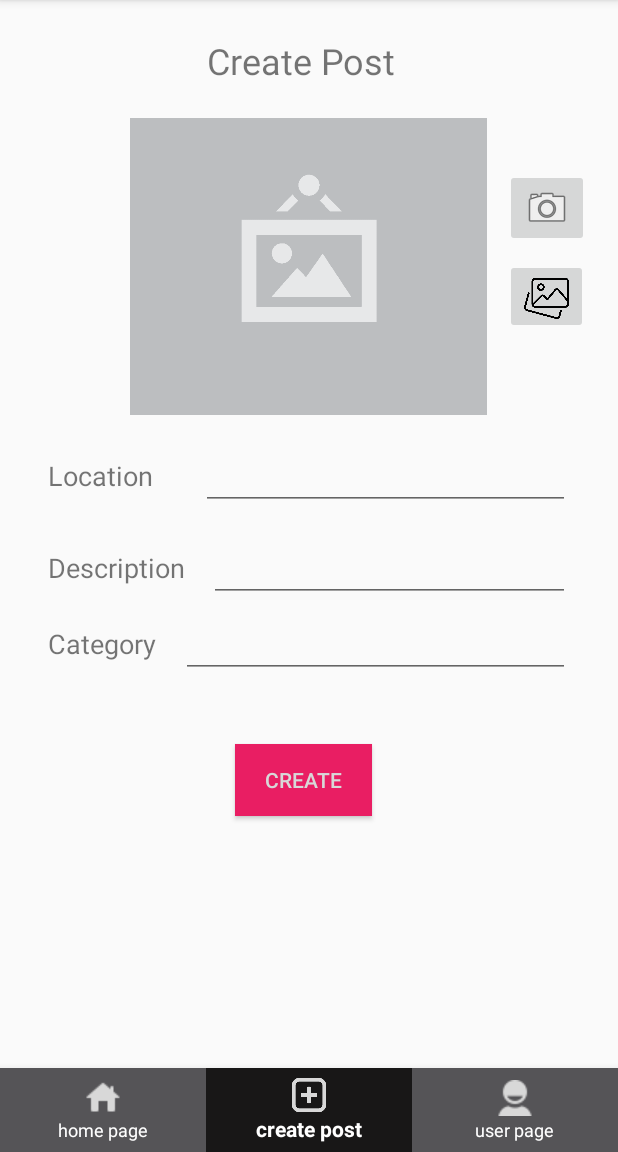
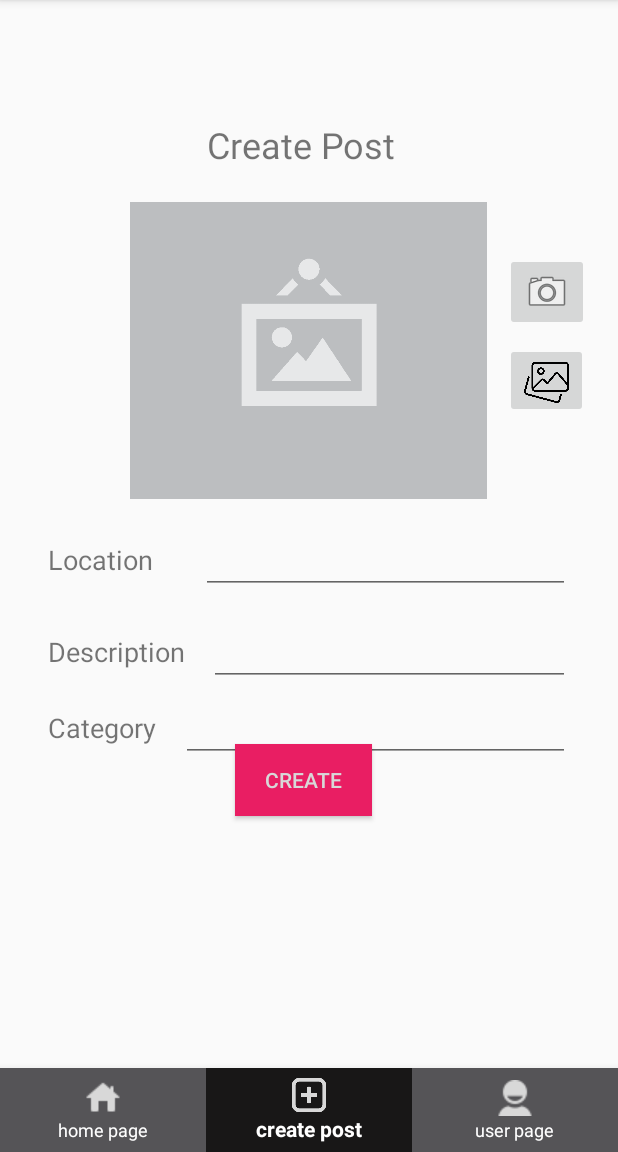
Before and after one commit to DavidMami/ZachenAway, an Android app built with Jetpack Compose: the screen it shows after launch once a user with an empty profile is signed in (MainActivity), item 2 of the bottom bar chosen, on a phone screen of 412 x 824 dp, the part 84-1236 px from its top. Run offline under Robolectric (Android 15) with nearby library versions, the phone set to English and light mode, and no system bars; our stand-ins replace Firebase (no records; nobody signed in at launch, a user with empty details on screens opened directly), Picasso, data binding, navigation-ui.

Commit message:
fix the action bar padding from fragments

```diff
--- a/app/src/main/java/com/example/zachenaway/ui/main/MainActivity.kt
+++ b/app/src/main/java/com/example/zachenaway/ui/main/MainActivity.kt
@@ -2,6 +2,8 @@ package com.example.zachenaway.ui.main
 
 import android.content.Intent
 import android.os.Bundle
+import android.util.TypedValue
+import android.view.View
 import androidx.appcompat.app.AppCompatActivity
 import androidx.navigation.NavArgument
 import androidx.navigation.fragment.NavHostFragment
@@ -26,6 +28,10 @@ class MainActivity : AppCompatActivity() {
 
         NavigationUI.setupWithNavController(bottomNav, navController)
 
+        val actionBarHeight = getActionBarHeight()
+        val fragmentContainerView = findViewById<View>(R.id.main_nav_graph_host)
+        fragmentContainerView.setPadding(0, actionBarHeight, 0, 0)
+
         navController.addOnDestinationChangedListener { _, destination, _ ->
             if (destination.id == R.id.userPageFragment) {
                 UserModel.instance().getSignedUser { user ->
@@ -36,6 +42,16 @@ class MainActivity : AppCompatActivity() {
                     destination.addArgument("user", userArgument)
                 }
             }
+        }
+    }
+
+    private fun getActionBarHeight(): Int {
+        val tv = TypedValue()
+
+        return if (theme.resolveAttribute(android.R.attr.actionBarSize, tv, true)) {
+            TypedValue.complexToDimensionPixelSize(tv.data, resources.displayMetrics)
+        } else {
+            0
         }
     }
 
--- a/app/src/main/res/values/themes.xml
+++ b/app/src/main/res/values/themes.xml
@@ -2,7 +2,8 @@
 
     <!-- Base theme with action bar -->
     <style name="Theme.ZachenAway" parent="Theme.AppCompat.Light.DarkActionBar">
-        <!-- Customize your theme here -->
+        <item name="windowActionBar">true</item>
+        <item name="windowNoTitle">false</item>
         <item name="colorPrimary">#838387</item>
         <item name="colorOnPrimary">@color/white</item>
     </style>
```
